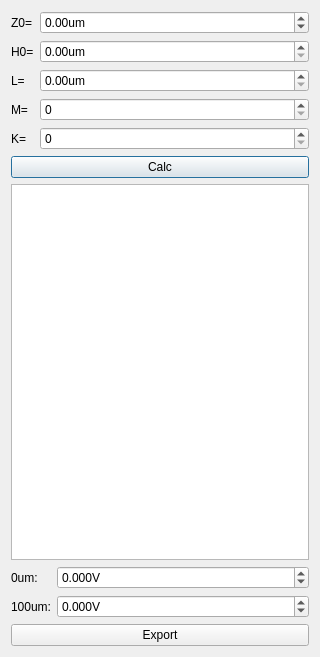
Qt form molisdialog.ui (hr-yang/Apricot7_3) before a commit.
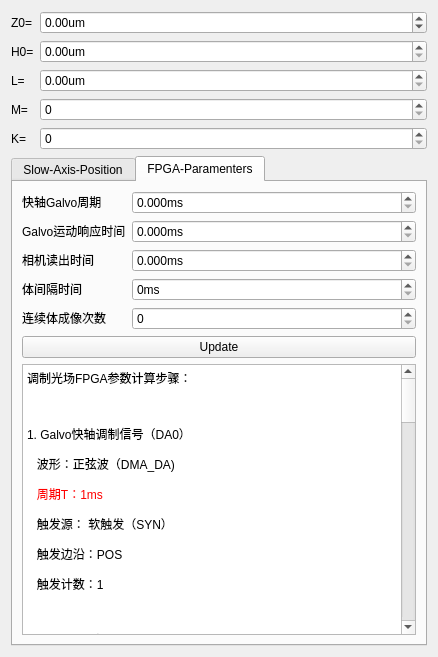
The same form after that commit.

Commit message: 1. 增加MoLiS-LFM模态FPGA时序参数计算

Patch:
```diff
--- a/molisdialog.ui
+++ b/molisdialog.ui
@@ -6,14 +6,14 @@
    <rect>
     <x>0</x>
     <y>0</y>
-    <width>320</width>
+    <width>438</width>
     <height>657</height>
    </rect>
   </property>
   <property name="windowTitle">
    <string>MoLiS-LFM</string>
   </property>
-  <layout class="QVBoxLayout" name="verticalLayout">
+  <layout class="QVBoxLayout" name="verticalLayout_2">
    <item>
     <layout class="QFormLayout" name="formLayout">
      <item row="0" column="0">
@@ -117,6 +117,16 @@
     </layout>
    </item>
    <item>
+    <widget class="QTabWidget" name="tabWidget">
+     <property name="currentIndex">
+      <number>1</number>
+     </property>
+     <widget class="QWidget" name="tab">
+      <attribute name="title">
+       <string>Slow-Axis-Position</string>
+      </attribute>
+      <layout class="QVBoxLayout" name="verticalLayout">
+       <item>
     <widget class="QPushButton" name="pushButtonCalc">
      <property name="text">
       <string>Calc</string>
@@ -215,6 +225,169 @@
      <property name="text">
       <string>Export</string>
      </property>
+        </widget>
+       </item>
+      </layout>
+     </widget>
+     <widget class="QWidget" name="tab_2">
+      <attribute name="title">
+       <string>FPGA-Paramenters</string>
+      </attribute>
+      <layout class="QVBoxLayout" name="verticalLayout_3">
+       <item>
+        <layout class="QFormLayout" name="formLayout_3">
+         <item row="0" column="0">
+          <widget class="QLabel" name="label_8">
+           <property name="text">
+            <string>&lt;html&gt;&lt;head/&gt;&lt;body&gt;&lt;p&gt;快轴Galvo周期&lt;/p&gt;&lt;/body&gt;&lt;/html&gt;</string>
+           </property>
+          </widget>
+         </item>
+         <item row="0" column="1">
+          <widget class="QDoubleSpinBox" name="doubleSpinBox_DA0_T">
+           <property name="suffix">
+            <string>ms</string>
+           </property>
+           <property name="decimals">
+            <number>3</number>
+           </property>
+          </widget>
+         </item>
+         <item row="1" column="0">
+          <widget class="QLabel" name="label_9">
+           <property name="text">
+            <string>&lt;html&gt;&lt;head/&gt;&lt;body&gt;&lt;p&gt;Galvo运动响应时间&lt;/p&gt;&lt;/body&gt;&lt;/html&gt;</string>
+           </property>
+          </widget>
+         </item>
+         <item row="1" column="1">
+          <widget class="QDoubleSpinBox" name="doubleSpinBox_D">
+           <property name="suffix">
+            <string>ms</string>
+           </property>
+           <property name="decimals">
+            <number>3</number>
+           </property>
+          </widget>
+         </item>
+         <item row="2" column="0">
+          <widget class="QLabel" name="label_10">
+           <property name="text">
+            <string>&lt;html&gt;&lt;head/&gt;&lt;body&gt;&lt;p&gt;相机读出时间&lt;/p&gt;&lt;/body&gt;&lt;/html&gt;</string>
+           </property>
+          </widget>
+         </item>
+         <item row="2" column="1">
+          <widget class="QDoubleSpinBox" name="doubleSpinBox_R">
+           <property name="suffix">
+            <string>ms</string>
+           </property>
+           <property name="decimals">
+            <number>3</number>
+           </property>
+          </widget>
+         </item>
+         <item row="3" column="0">
+          <widget class="QLabel" name="label_11">
+           <property name="text">
+            <string>&lt;html&gt;&lt;head/&gt;&lt;body&gt;&lt;p&gt;体间隔时间&lt;/p&gt;&lt;/body&gt;&lt;/html&gt;</string>
+           </property>
+          </widget>
+         </item>
+         <item row="3" column="1">
+          <widget class="QSpinBox" name="spinBox_I">
+           <property name="suffix">
+            <string>ms</string>
+           </property>
+           <property name="prefix">
+            <string/>
+           </property>
+           <property name="maximum">
+            <number>99999</number>
+           </property>
+          </widget>
+         </item>
+         <item row="4" column="0">
+          <widget class="QLabel" name="label_12">
+           <property name="text">
+            <string>&lt;html&gt;&lt;head/&gt;&lt;body&gt;&lt;p&gt;连续体成像次数&lt;/p&gt;&lt;/body&gt;&lt;/html&gt;</string>
+           </property>
+          </widget>
+         </item>
+         <item row="4" column="1">
+          <widget class="QSpinBox" name="spinBox_N"/>
+         </item>
+        </layout>
+       </item>
+       <item>
+        <widget class="QPushButton" name="pushButton_Update">
+         <property name="text">
+          <string>Update</string>
+         </property>
+        </widget>
+       </item>
+       <item>
+        <widget class="QTextBrowser" name="textBrowser">
+         <property name="html">
+          <string>&lt;!DOCTYPE HTML PUBLIC &quot;-//W3C//DTD HTML 4.0//EN&quot; &quot;http://www.w3.org/TR/REC-html40/strict.dtd&quot;&gt;
+&lt;html&gt;&lt;head&gt;&lt;meta name=&quot;qrichtext&quot; content=&quot;1&quot; /&gt;&lt;style type=&quot;text/css&quot;&gt;
+p, li { white-space: pre-wrap; }
+&lt;/style&gt;&lt;/head&gt;&lt;body style=&quot; font-family:'SimSun'; font-size:9pt; font-weight:400; font-style:normal;&quot;&gt;
+&lt;p style=&quot; margin-top:12px; margin-bottom:12px; margin-left:0px; margin-right:0px; -qt-block-indent:0; text-indent:0px;&quot;&gt;调制光场FPGA参数计算步骤： &lt;/p&gt;
+&lt;p style=&quot;-qt-paragraph-type:empty; margin-top:12px; margin-bottom:12px; margin-left:0px; margin-right:0px; -qt-block-indent:0; text-indent:0px;&quot;&gt;&lt;br /&gt;&lt;/p&gt;
+&lt;p style=&quot; margin-top:12px; margin-bottom:12px; margin-left:0px; margin-right:0px; -qt-block-indent:0; text-indent:0px;&quot;&gt;1. Galvo快轴调制信号（DA0） &lt;/p&gt;
+&lt;p style=&quot; margin-top:12px; margin-bottom:12px; margin-left:0px; margin-right:0px; -qt-block-indent:0; text-indent:0px;&quot;&gt;   波形：正弦波（DMA_DA) &lt;/p&gt;
+&lt;p style=&quot; margin-top:12px; margin-bottom:12px; margin-left:0px; margin-right:0px; -qt-block-indent:0; text-indent:0px;&quot;&gt;   &lt;span style=&quot; color:#ff0000;&quot;&gt;周期T：1ms&lt;/span&gt; &lt;/p&gt;
+&lt;p style=&quot; margin-top:12px; margin-bottom:12px; margin-left:0px; margin-right:0px; -qt-block-indent:0; text-indent:0px;&quot;&gt;   触发源： 软触发（SYN） &lt;/p&gt;
+&lt;p style=&quot; margin-top:12px; margin-bottom:12px; margin-left:0px; margin-right:0px; -qt-block-indent:0; text-indent:0px;&quot;&gt;   触发边沿：POS &lt;/p&gt;
+&lt;p style=&quot; margin-top:12px; margin-bottom:12px; margin-left:0px; margin-right:0px; -qt-block-indent:0; text-indent:0px;&quot;&gt;   触发计数：1 &lt;/p&gt;
+&lt;p style=&quot;-qt-paragraph-type:empty; margin-top:12px; margin-bottom:12px; margin-left:0px; margin-right:0px; -qt-block-indent:0; text-indent:0px;&quot;&gt;&lt;br /&gt;&lt;/p&gt;
+&lt;p style=&quot; margin-top:12px; margin-bottom:12px; margin-left:0px; margin-right:0px; -qt-block-indent:0; text-indent:0px;&quot;&gt;2. Laser调制信号（TTL1） &lt;/p&gt;
+&lt;p style=&quot; margin-top:12px; margin-bottom:12px; margin-left:0px; margin-right:0px; -qt-block-indent:0; text-indent:0px;&quot;&gt;   正脉宽W=快轴Galvo周期DA0_T &lt;/p&gt;
+&lt;p style=&quot; margin-top:12px; margin-bottom:12px; margin-left:0px; margin-right:0px; -qt-block-indent:0; text-indent:0px;&quot;&gt;   周期T=正脉宽+&lt;span style=&quot; color:#ff0000;&quot;&gt;Galvo运动响应时间D&lt;/span&gt; &lt;/p&gt;
+&lt;p style=&quot; margin-top:12px; margin-bottom:12px; margin-left:0px; margin-right:0px; -qt-block-indent:0; text-indent:0px;&quot;&gt;   触发源： 外部触发EXT0（相机全局曝光信号） &lt;/p&gt;
+&lt;p style=&quot; margin-top:12px; margin-bottom:12px; margin-left:0px; margin-right:0px; -qt-block-indent:0; text-indent:0px;&quot;&gt;   触发边沿：Pos &lt;/p&gt;
+&lt;p style=&quot; margin-top:12px; margin-bottom:12px; margin-left:0px; margin-right:0px; -qt-block-indent:0; text-indent:0px;&quot;&gt;   触发计数：1 &lt;/p&gt;
+&lt;p style=&quot; margin-top:12px; margin-bottom:12px; margin-left:0px; margin-right:0px; -qt-block-indent:0; text-indent:0px;&quot;&gt;   猝发数目：&lt;span style=&quot; color:#ff0000;&quot;&gt;每张光场图片中光片照明数量K&lt;/span&gt; &lt;/p&gt;
+&lt;p style=&quot; margin-top:12px; margin-bottom:12px; margin-left:0px; margin-right:0px; -qt-block-indent:0; text-indent:0px;&quot;&gt;  &lt;/p&gt;
+&lt;p style=&quot; margin-top:12px; margin-bottom:12px; margin-left:0px; margin-right:0px; -qt-block-indent:0; text-indent:0px;&quot;&gt;3. Galvo慢轴调制信号（DA1） &lt;/p&gt;
+&lt;p style=&quot; margin-top:12px; margin-bottom:12px; margin-left:0px; margin-right:0px; -qt-block-indent:0; text-indent:0px;&quot;&gt;   波形：BRAM_DA（需要设置波表） &lt;/p&gt;
+&lt;p style=&quot; margin-top:12px; margin-bottom:12px; margin-left:0px; margin-right:0px; -qt-block-indent:0; text-indent:0px;&quot;&gt;   触发源： Larser调制信号（TTL1） &lt;/p&gt;
+&lt;p style=&quot; margin-top:12px; margin-bottom:12px; margin-left:0px; margin-right:0px; -qt-block-indent:0; text-indent:0px;&quot;&gt;   触发边沿：Neg &lt;/p&gt;
+&lt;p style=&quot; margin-top:12px; margin-bottom:12px; margin-left:0px; margin-right:0px; -qt-block-indent:0; text-indent:0px;&quot;&gt;   触发计数：1 &lt;/p&gt;
+&lt;p style=&quot;-qt-paragraph-type:empty; margin-top:12px; margin-bottom:12px; margin-left:0px; margin-right:0px; -qt-block-indent:0; text-indent:0px;&quot;&gt;&lt;br /&gt;&lt;/p&gt;
+&lt;p style=&quot; margin-top:12px; margin-bottom:12px; margin-left:0px; margin-right:0px; -qt-block-indent:0; text-indent:0px;&quot;&gt;相机全局曝光信号时间E=Laser调制信号周期TTL1_T x K - Galvo运动响应时间D &lt;/p&gt;
+&lt;p style=&quot;-qt-paragraph-type:empty; margin-top:12px; margin-bottom:12px; margin-left:0px; margin-right:0px; -qt-block-indent:0; text-indent:0px;&quot;&gt;&lt;br /&gt;&lt;/p&gt;
+&lt;p style=&quot; margin-top:12px; margin-bottom:12px; margin-left:0px; margin-right:0px; -qt-block-indent:0; text-indent:0px;&quot;&gt;4. 相机触发信号（TTL0） &lt;/p&gt;
+&lt;p style=&quot; margin-top:12px; margin-bottom:12px; margin-left:0px; margin-right:0px; -qt-block-indent:0; text-indent:0px;&quot;&gt;   正脉宽W=1ms &lt;/p&gt;
+&lt;p style=&quot; margin-top:12px; margin-bottom:12px; margin-left:0px; margin-right:0px; -qt-block-indent:0; text-indent:0px;&quot;&gt;   周期T=相机全局曝光信号时间E+&lt;span style=&quot; color:#ff0000;&quot;&gt;相机读出时间R&lt;/span&gt; &lt;/p&gt;
+&lt;p style=&quot; margin-top:12px; margin-bottom:12px; margin-left:0px; margin-right:0px; -qt-block-indent:0; text-indent:0px;&quot;&gt;   触发源： 体周期信号（TTL4） &lt;/p&gt;
+&lt;p style=&quot; margin-top:12px; margin-bottom:12px; margin-left:0px; margin-right:0px; -qt-block-indent:0; text-indent:0px;&quot;&gt;   触发边沿：Pos &lt;/p&gt;
+&lt;p style=&quot; margin-top:12px; margin-bottom:12px; margin-left:0px; margin-right:0px; -qt-block-indent:0; text-indent:0px;&quot;&gt;   触发计数：1 &lt;/p&gt;
+&lt;p style=&quot; margin-top:12px; margin-bottom:12px; margin-left:0px; margin-right:0px; -qt-block-indent:0; text-indent:0px;&quot;&gt;   猝发数目：调制次数M + 1（相机使用同步触发模式） &lt;/p&gt;
+&lt;p style=&quot;-qt-paragraph-type:empty; margin-top:12px; margin-bottom:12px; margin-left:0px; margin-right:0px; -qt-block-indent:0; text-indent:0px;&quot;&gt;&lt;br /&gt;&lt;/p&gt;
+&lt;p style=&quot; margin-top:12px; margin-bottom:12px; margin-left:0px; margin-right:0px; -qt-block-indent:0; text-indent:0px;&quot;&gt;单个体成像时间V=相机触发信号周期(TTL0_T) x 调制次数M &lt;/p&gt;
+&lt;p style=&quot; margin-top:12px; margin-bottom:12px; margin-left:0px; margin-right:0px; -qt-block-indent:0; text-indent:0px;&quot;&gt;  &lt;/p&gt;
+&lt;p style=&quot; margin-top:12px; margin-bottom:12px; margin-left:0px; margin-right:0px; -qt-block-indent:0; text-indent:0px;&quot;&gt;5. 相机去尾信号（TTL5） &lt;/p&gt;
+&lt;p style=&quot; margin-top:12px; margin-bottom:12px; margin-left:0px; margin-right:0px; -qt-block-indent:0; text-indent:0px;&quot;&gt;   正脉宽=单个体成像时间V+相机读出时间R/2（确保信号与运算无毛刺） &lt;/p&gt;
+&lt;p style=&quot; margin-top:12px; margin-bottom:12px; margin-left:0px; margin-right:0px; -qt-block-indent:0; text-indent:0px;&quot;&gt;   周期=尽可能设置大些（大于TTL4周期） &lt;/p&gt;
+&lt;p style=&quot; margin-top:12px; margin-bottom:12px; margin-left:0px; margin-right:0px; -qt-block-indent:0; text-indent:0px;&quot;&gt;   触发源： 体周期信号（TTL4） &lt;/p&gt;
+&lt;p style=&quot; margin-top:12px; margin-bottom:12px; margin-left:0px; margin-right:0px; -qt-block-indent:0; text-indent:0px;&quot;&gt;   触发边沿：Neg &lt;/p&gt;
+&lt;p style=&quot; margin-top:12px; margin-bottom:12px; margin-left:0px; margin-right:0px; -qt-block-indent:0; text-indent:0px;&quot;&gt;   触发计数：1 &lt;/p&gt;
+&lt;p style=&quot; margin-top:12px; margin-bottom:12px; margin-left:0px; margin-right:0px; -qt-block-indent:0; text-indent:0px;&quot;&gt;   猝发数目：1 &lt;/p&gt;
+&lt;p style=&quot;-qt-paragraph-type:empty; margin-top:12px; margin-bottom:12px; margin-left:0px; margin-right:0px; -qt-block-indent:0; text-indent:0px;&quot;&gt;&lt;br /&gt;&lt;/p&gt;
+&lt;p style=&quot; margin-top:12px; margin-bottom:12px; margin-left:0px; margin-right:0px; -qt-block-indent:0; text-indent:0px;&quot;&gt;6. 体周期信号（TTL4） &lt;/p&gt;
+&lt;p style=&quot; margin-top:12px; margin-bottom:12px; margin-left:0px; margin-right:0px; -qt-block-indent:0; text-indent:0px;&quot;&gt;   正脉宽=2ms &lt;/p&gt;
+&lt;p style=&quot; margin-top:12px; margin-bottom:12px; margin-left:0px; margin-right:0px; -qt-block-indent:0; text-indent:0px;&quot;&gt;   周期=相机去尾信号正脉宽TTL5_W+&lt;span style=&quot; color:#ff0000;&quot;&gt;体间隔时间I&lt;/span&gt; &lt;/p&gt;
+&lt;p style=&quot; margin-top:12px; margin-bottom:12px; margin-left:0px; margin-right:0px; -qt-block-indent:0; text-indent:0px;&quot;&gt;   触发源： 软触发（SYN） &lt;/p&gt;
+&lt;p style=&quot; margin-top:12px; margin-bottom:12px; margin-left:0px; margin-right:0px; -qt-block-indent:0; text-indent:0px;&quot;&gt;   触发边沿：Pos &lt;/p&gt;
+&lt;p style=&quot; margin-top:12px; margin-bottom:12px; margin-left:0px; margin-right:0px; -qt-block-indent:0; text-indent:0px;&quot;&gt;   触发计数：1 &lt;/p&gt;
+&lt;p style=&quot; margin-top:12px; margin-bottom:12px; margin-left:0px; margin-right:0px; -qt-block-indent:0; text-indent:0px;&quot;&gt;   猝发数目：体成像数目 &lt;/p&gt;&lt;/body&gt;&lt;/html&gt;</string>
+         </property>
+        </widget>
+       </item>
+      </layout>
+     </widget>
     </widget>
    </item>
   </layout>
```
Lines whose indentation alone changed are shown as unchanged. The commit also changes 12 other files.
